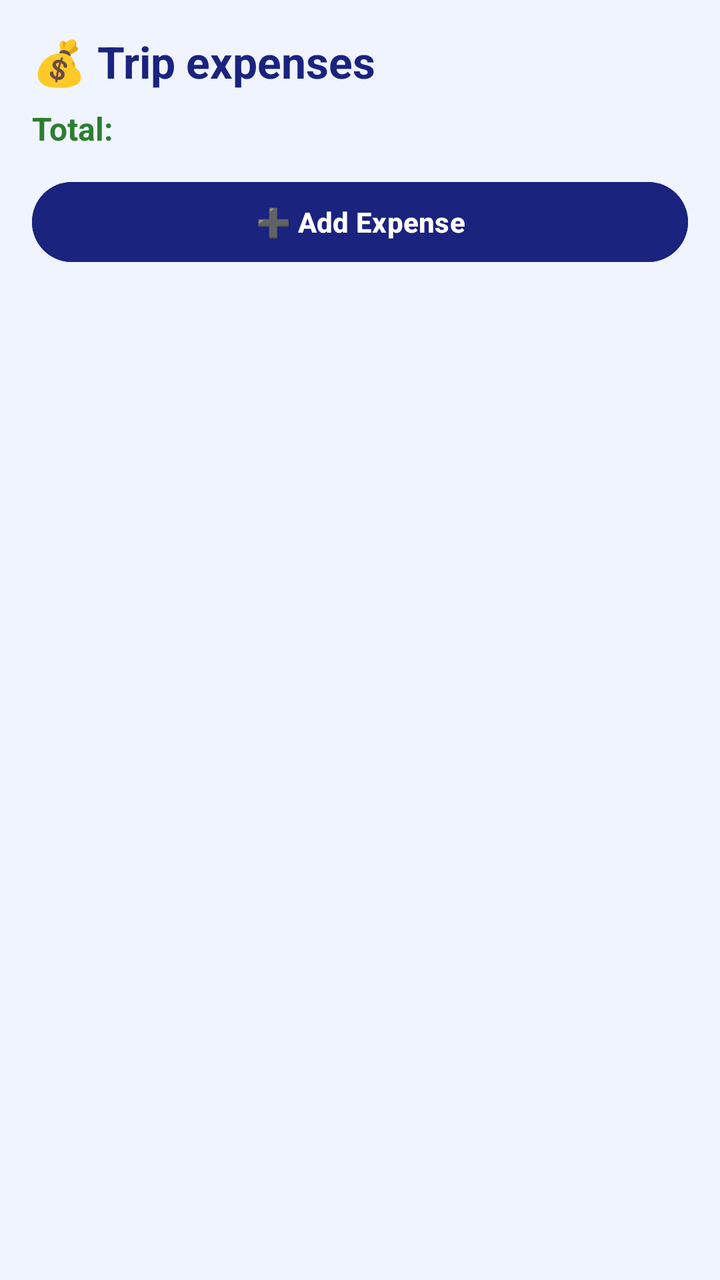
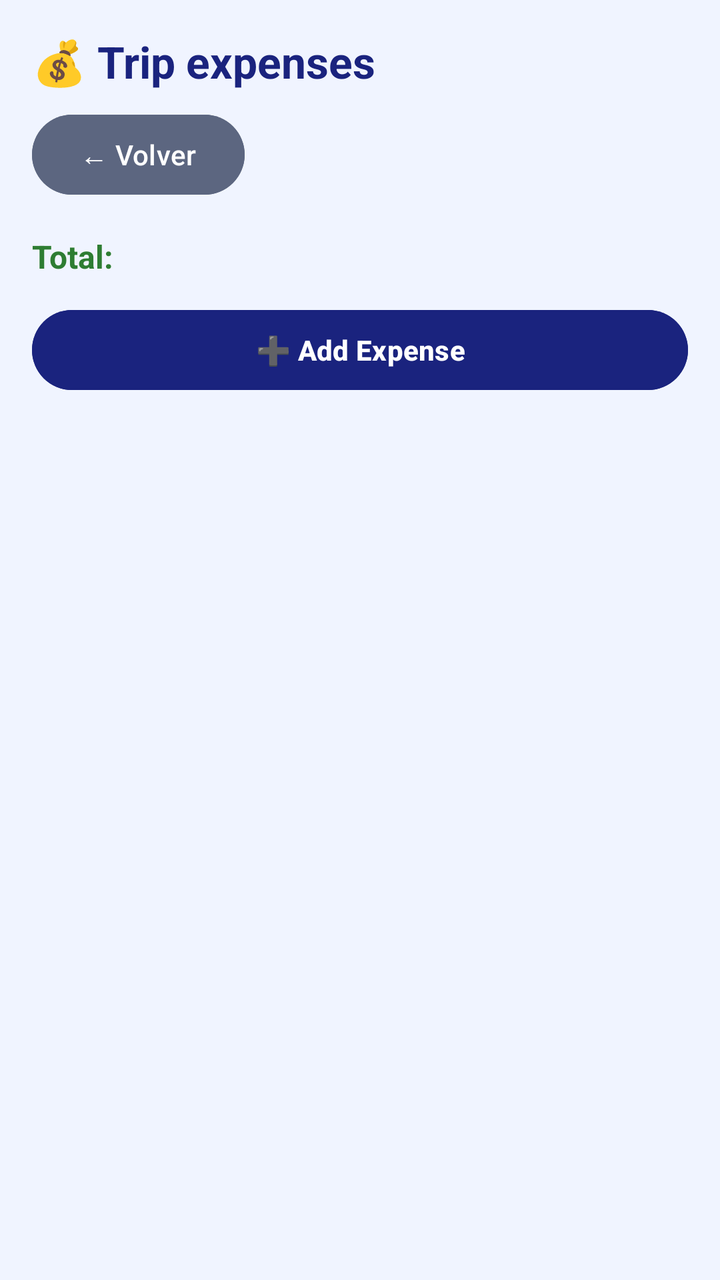

Two renders of the same Android screen: before a commit and after it. Below are the layout's source before the change and the commit's diff.
<!-- AndroidManifest.xml: application theme Theme.DiarioViajes -->
<!-- res/layout/activity_gastos.xml -->
<LinearLayout xmlns:android="http://schemas.android.com/apk/res/android"
    android:orientation="vertical"
    android:padding="16dp"
    android:background="#F0F4FF"
    android:layout_width="match_parent"
    android:layout_height="match_parent">

    <TextView
        android:text="@string/titulo_gastos"
        android:textSize="22sp"
        android:textStyle="bold"
        android:textColor="#1A237E"
        android:layout_marginBottom="8dp"
        android:layout_width="wrap_content"
        android:layout_height="wrap_content"/>

    <TextView
        android:id="@+id/tvTotalGastos"
        android:text="@string/total"
        android:textSize="16sp"
        android:textStyle="bold"
        android:textColor="#2E7D32"
        android:layout_marginBottom="12dp"
        android:layout_width="wrap_content"
        android:layout_height="wrap_content"/>

    <Button
        android:id="@+id/btnAñadirGasto"
        android:text="@string/btn_anadir_gasto"
        android:backgroundTint="#1A237E"
        android:textColor="#FFFFFF"
        android:textStyle="bold"
        android:layout_marginBottom="12dp"
        android:layout_width="match_parent"
        android:layout_height="wrap_content"/>

    <androidx.recyclerview.widget.RecyclerView
        android:id="@+id/rvGastos"
        android:layout_width="match_parent"
        android:layout_height="match_parent"/>

</LinearLayout>
<!-- resources referenced by this layout -->
<resources>
  <string name="btn_anadir_gasto">➕ Add Expense</string>
  <string name="titulo_gastos">💰 Trip expenses</string>
  <string name="total">Total: </string>
  <style name="Theme.DiarioViajes" parent="Base.Theme.DiarioViajes" />
  <style name="Base.Theme.DiarioViajes" parent="Theme.Material3.DayNight.NoActionBar">
          
          
      </style>
</resources>

<!-- the commit's change to res/layout/activity_gastos.xml (unified diff, before → after) -->
@@ -13,6 +13,14 @@
         android:layout_marginBottom="8dp"
         android:layout_width="wrap_content"
         android:layout_height="wrap_content"/>
+    <Button
+        android:id="@+id/btnVolver"
+        android:layout_width="wrap_content"
+        android:layout_height="wrap_content"
+        android:text="← Volver"
+        android:backgroundTint="#5C6680"
+        android:textColor="#FFFFFF"
+        android:layout_marginBottom="16dp"/>
 
     <TextView
         android:id="@+id/tvTotalGastos"
